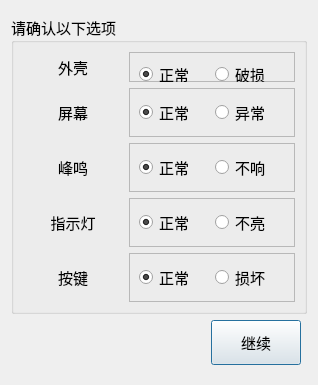
Old version of the form MonitorPduTool/home/home_manualdlg.ui in the repository ChinaClever/PDU-MonitorTool.
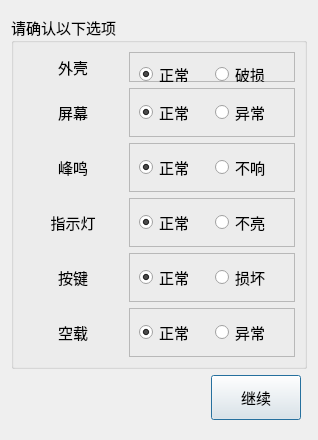
New version of the form.

```diff
--- a/MonitorPduTool/home/home_manualdlg.ui
+++ b/MonitorPduTool/home/home_manualdlg.ui
@@ -7,7 +7,7 @@
     <x>0</x>
     <y>0</y>
     <width>310</width>
-    <height>363</height>
+    <height>435</height>
    </rect>
   </property>
   <property name="font">
@@ -44,7 +44,7 @@
      <property name="title">
       <string>请确认以下选项</string>
      </property>
-     <layout class="QGridLayout" name="gridLayout_6">
+     <layout class="QGridLayout" name="gridLayout_7">
       <item row="0" column="0">
        <widget class="QLabel" name="label">
         <property name="minimumSize">
@@ -400,6 +400,75 @@
         </layout>
        </widget>
       </item>
+      <item row="5" column="0">
+       <widget class="QLabel" name="label_6">
+        <property name="minimumSize">
+         <size>
+          <width>100</width>
+          <height>30</height>
+         </size>
+        </property>
+        <property name="text">
+         <string>空载</string>
+        </property>
+        <property name="alignment">
+         <set>Qt::AlignCenter</set>
+        </property>
+       </widget>
+      </item>
+      <item row="5" column="1">
+       <widget class="QFrame" name="frame_6">
+        <property name="frameShape">
+         <enum>QFrame::StyledPanel</enum>
+        </property>
+        <property name="frameShadow">
+         <enum>QFrame::Raised</enum>
+        </property>
+        <layout class="QGridLayout" name="gridLayout_6">
+         <item row="0" column="0">
+          <widget class="QRadioButton" name="curRadio">
+           <property name="minimumSize">
+            <size>
+             <width>70</width>
+             <height>0</height>
+            </size>
+           </property>
+           <property name="maximumSize">
+            <size>
+             <width>95</width>
+             <height>16777215</height>
+            </size>
+           </property>
+           <property name="text">
+            <string>正常</string>
+           </property>
+           <property name="checked">
+            <bool>true</bool>
+           </property>
+          </widget>
+         </item>
+         <item row="0" column="1">
+          <widget class="QRadioButton" name="radioButton_10">
+           <property name="minimumSize">
+            <size>
+             <width>70</width>
+             <height>0</height>
+            </size>
+           </property>
+           <property name="maximumSize">
+            <size>
+             <width>95</width>
+             <height>16777215</height>
+            </size>
+           </property>
+           <property name="text">
+            <string>异常</string>
+           </property>
+          </widget>
+         </item>
+        </layout>
+       </widget>
+      </item>
      </layout>
     </widget>
    </item>
```
